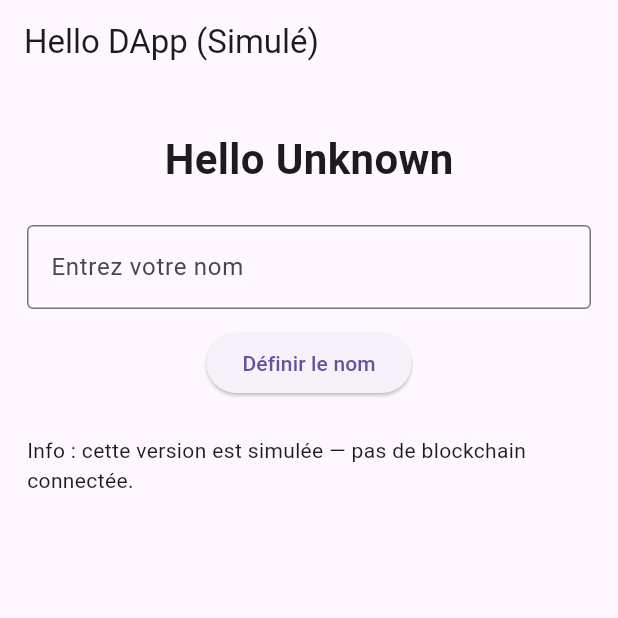
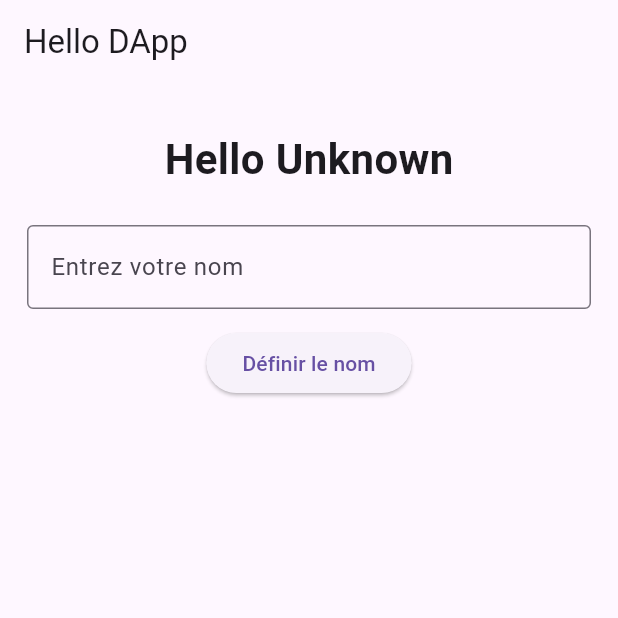
Before and after one commit to elaa-guid/-Hello_Unknown, a Flutter app: the screen it shows after launch, on a phone screen of 412 x 824 dp, the top half of it. Run offline on Flutter 3.47's test engine with Material 3 defaults, Android fonts, the phone set to English and light mode, and no system bars; missing offline and left inert: web3dart; project files that could hold a hidden picture were left out.

Commit message:
Refactor HelloSimPage UI and comments
Updated the app title and cleaned up comments.

```diff
--- a/hello_dapp_flutter/lib/contract_sim.dart
+++ b/hello_dapp_flutter/lib/contract_sim.dart
@@ -8,7 +8,7 @@ class HelloSimPage extends StatefulWidget {
 }
 
 class _HelloSimPageState extends State<HelloSimPage> {
-  String deployedName = "Unknown"; // simulé : valeur lue depuis "contrat"
+  String deployedName = "Unknown";
   final TextEditingController _controller = TextEditingController();
   bool isLoading = false;
 
@@ -26,7 +26,7 @@ class _HelloSimPageState extends State<HelloSimPage> {
   @override
   Widget build(BuildContext context) {
     return Scaffold(
-      appBar: AppBar(title: const Text('Hello DApp (Simulé)')),
+      appBar: AppBar(title: const Text('Hello DApp')),
       body: Padding(
         padding: const EdgeInsets.all(18.0),
         child: Column(
@@ -56,7 +56,6 @@ class _HelloSimPageState extends State<HelloSimPage> {
               child: isLoading ? const SizedBox(width:18, height:18, child: CircularProgressIndicator(strokeWidth:2)) : const Text('Définir le nom'),
             ),
             const SizedBox(height: 24),
-            const Text('Info : cette version est simulée — pas de blockchain connectée.'),
           ],
         ),
       ),
```
